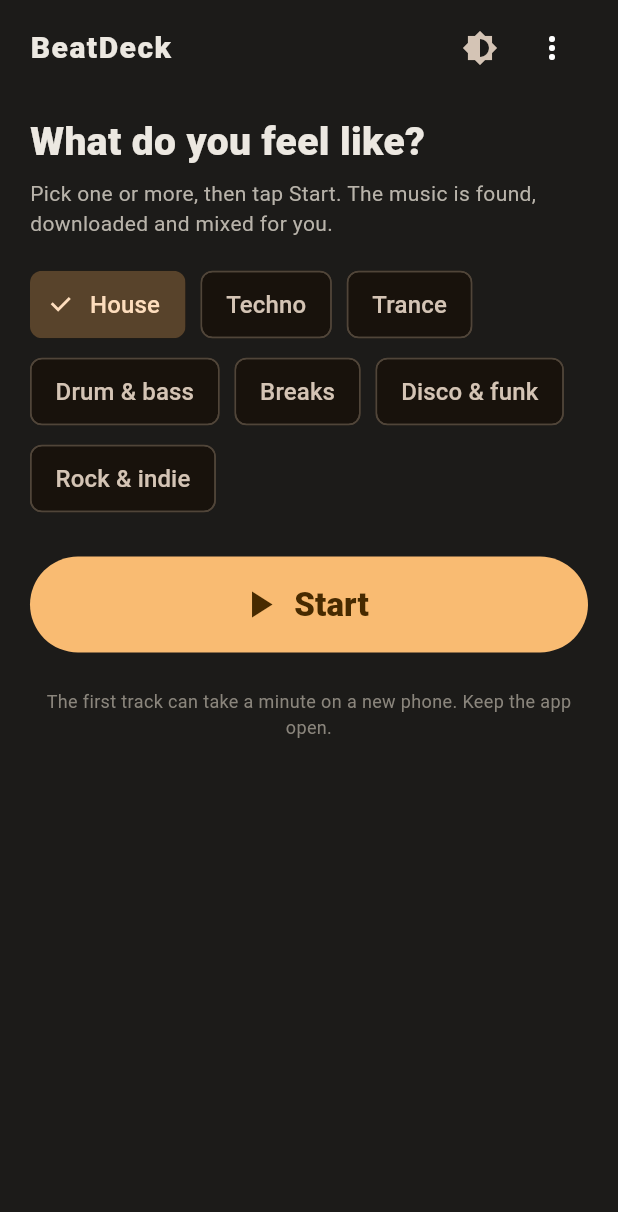
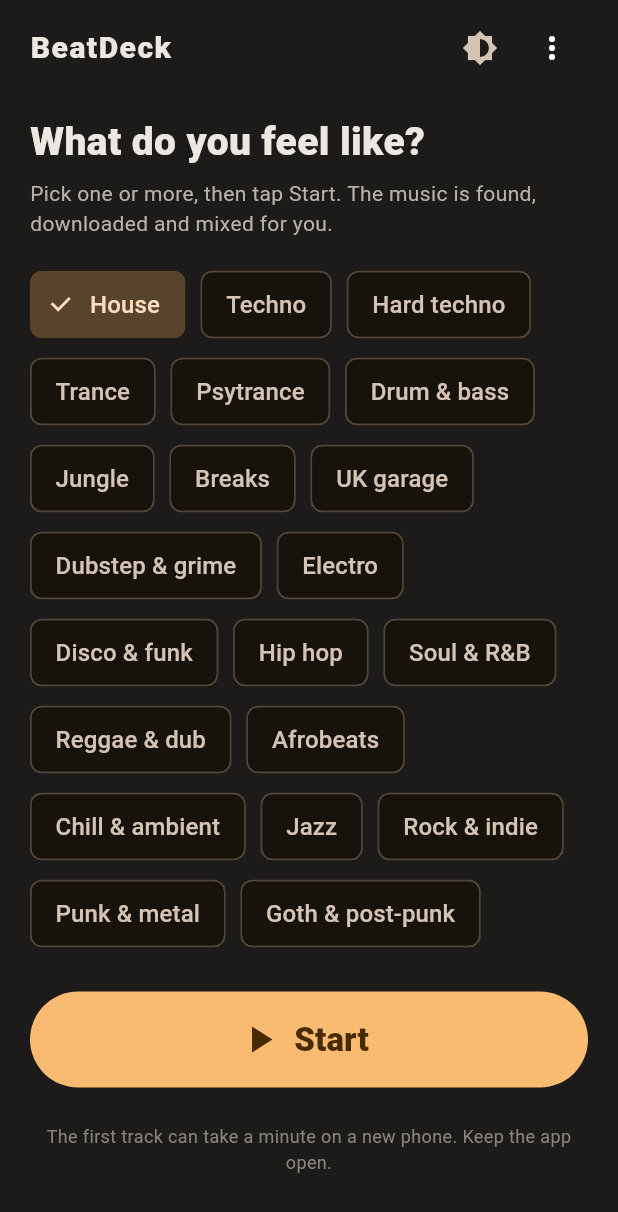
Before and after one commit to ben-clift/com.benclift.beatdeck.test, a Flutter app: the screen it shows after launch, on a phone screen of 412 x 824 dp. Shown: the top 1212 px of the screen. Run offline on Flutter 3.47's test engine with Material 3 defaults, Android fonts, the phone set to English and light mode, and no system bars; our stand-ins replace file_picker, permission_handler, share_plus, shared_preferences, sqflite; missing offline and left inert: dart:ffi; accounts and stored records are empty.

Commit message:
Simple mode: all the main genres
Co-Authored-By: Claude Sonnet 5.5 <noreply@anthropic.com>
Claude-Session: https://claude.ai/code/session_01A7zfBFjyu2NXi7pFPf2z4D

```diff
--- a/lib/ui/simple_view.dart
+++ b/lib/ui/simple_view.dart
@@ -26,11 +26,25 @@ class _Vibe {
 const _vibes = <_Vibe>[
   _Vibe('House', ['house', 'deep house', 'tech house']),
   _Vibe('Techno', ['techno', 'minimal techno']),
+  _Vibe('Hard techno', ['hard techno', 'hardcore']),
   _Vibe('Trance', ['trance', 'progressive trance']),
+  _Vibe('Psytrance', ['psytrance', 'goa trance']),
   _Vibe('Drum & bass', ['drum and bass', 'liquid drum and bass']),
+  _Vibe('Jungle', ['jungle']),
   _Vibe('Breaks', ['breakbeat', 'big beat']),
-  _Vibe('Disco & funk', ['disco', 'nu disco']),
-  _Vibe('Rock & indie', ['indie rock', 'rock', 'post punk'], bands: true),
+  _Vibe('UK garage', ['uk garage', '2-step']),
+  _Vibe('Dubstep & grime', ['dubstep', 'grime']),
+  _Vibe('Electro', ['electro']),
+  _Vibe('Disco & funk', ['disco', 'nu disco', 'funk']),
+  _Vibe('Hip hop', ['hip hop', 'boom bap']),
+  _Vibe('Soul & R&B', ['soul', 'r&b']),
+  _Vibe('Reggae & dub', ['reggae', 'dub']),
+  _Vibe('Afrobeats', ['afrobeats', 'amapiano']),
+  _Vibe('Chill & ambient', ['downtempo', 'chillout', 'ambient']),
+  _Vibe('Jazz', ['jazz', 'acid jazz']),
+  _Vibe('Rock & indie', ['indie rock', 'rock', 'alternative'], bands: true),
+  _Vibe('Punk & metal', ['punk', 'metal'], bands: true),
+  _Vibe('Goth & post-punk', ['post punk', 'goth', 'new wave'], bands: true),
 ];
 
 /// The whole app for someone who has never used it: pick what you like, tap
```
